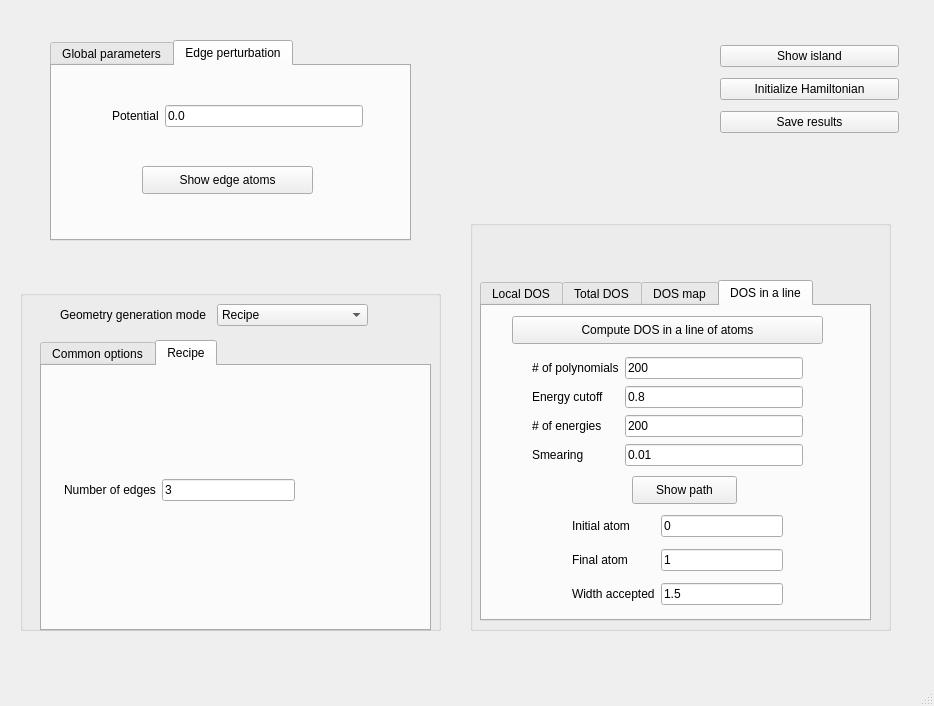
This is development/interface-pyqt/huge_0d/interface.ui in joselado/quantum-honeycomp as Qt 5 draws it before an edit. The edited form follows.
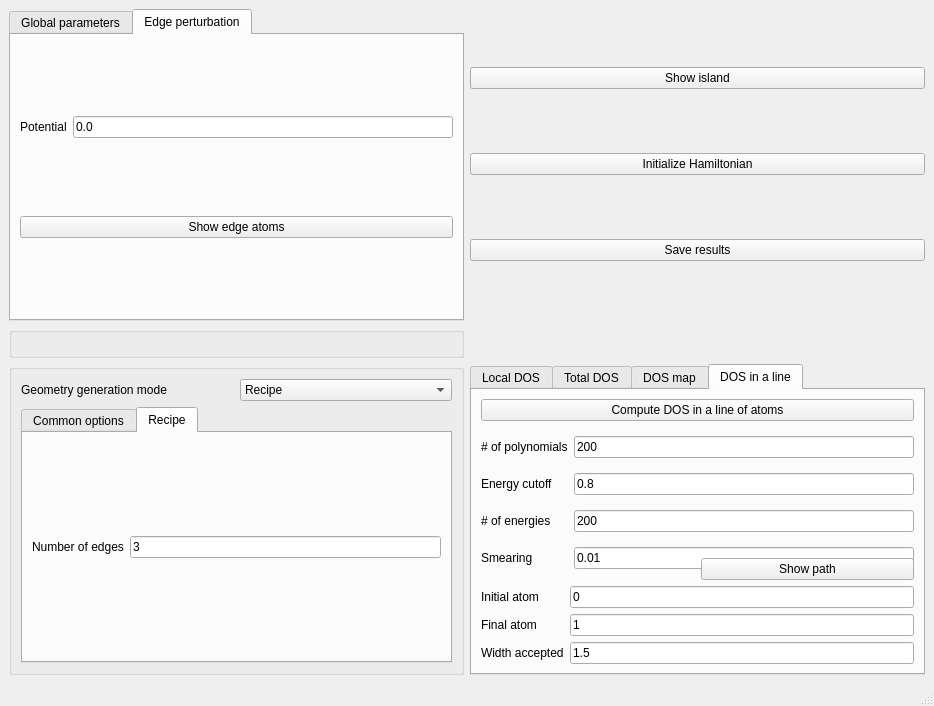
This is the edited form. The open tabs and pages were chosen to show the change.

Patch:
```diff
--- a/development/interface-pyqt/huge_0d/interface.ui
+++ b/development/interface-pyqt/huge_0d/interface.ui
@@ -14,15 +14,9 @@
    <string>Huge islands</string>
   </property>
   <widget class="QWidget" name="centralwidget">
+   <layout class="QGridLayout" name="gridLayout_21">
+    <item row="0" column="0">
    <widget class="QTabWidget" name="tabWidget_2">
-    <property name="geometry">
-     <rect>
-      <x>50</x>
-      <y>40</y>
-      <width>361</width>
-      <height>201</height>
-     </rect>
-    </property>
     <property name="currentIndex">
      <number>0</number>
     </property>
@@ -115,15 +109,8 @@
      <attribute name="title">
       <string>Edge perturbation</string>
      </attribute>
-     <widget class="QWidget" name="gridLayoutWidget_14">
-      <property name="geometry">
-       <rect>
-        <x>60</x>
-        <y>30</y>
-        <width>251</width>
-        <height>41</height>
-       </rect>
-      </property>
+       <layout class="QGridLayout" name="gridLayout_20">
+        <item row="0" column="0">
       <layout class="QGridLayout" name="gridLayout_14">
        <item row="0" column="1">
         <widget class="QLineEdit" name="edge_potential">
@@ -143,16 +130,9 @@
         </widget>
        </item>
       </layout>
-     </widget>
+        </item>
+        <item row="1" column="0">
      <widget class="QPushButton" name="show_potential">
-      <property name="geometry">
-       <rect>
-        <x>90</x>
-        <y>100</y>
-        <width>171</width>
-        <height>28</height>
-       </rect>
-      </property>
       <property name="toolTip">
        <string>This shows in which atoms the edge potential is added</string>
       </property>
@@ -160,29 +140,60 @@
        <string>Show edge atoms</string>
       </property>
      </widget>
-    </widget>
-   </widget>
+        </item>
+       </layout>
+      </widget>
+     </widget>
+    </item>
+    <item row="0" column="1">
+     <layout class="QGridLayout" name="gridLayout_6">
+      <item row="0" column="0">
+       <widget class="QPushButton" name="show_lattice">
+        <property name="toolTip">
+         <string>Show the geometry created</string>
+        </property>
+        <property name="text">
+         <string>Show island</string>
+        </property>
+       </widget>
+      </item>
+      <item row="1" column="0">
+       <widget class="QPushButton" name="initialize">
+        <property name="toolTip">
+         <string>Write the Hamiltonian to a file, to allow quick access for the rest of the computations</string>
+        </property>
+        <property name="text">
+         <string>Initialize Hamiltonian</string>
+        </property>
+       </widget>
+      </item>
+      <item row="2" column="0">
+       <widget class="QPushButton" name="save_results">
+        <property name="toolTip">
+         <string>Copy the results to a local folder</string>
+        </property>
+        <property name="text">
+         <string>Save results</string>
+        </property>
+       </widget>
+      </item>
+     </layout>
+    </item>
+    <item row="1" column="0">
+     <widget class="QGroupBox" name="groupBox_3">
+      <property name="title">
+       <string/>
+      </property>
+      <zorder>label_11</zorder>
+     </widget>
+    </item>
+    <item row="2" column="0">
    <widget class="QGroupBox" name="groupBox">
-    <property name="geometry">
-     <rect>
-      <x>20</x>
-      <y>290</y>
-      <width>421</width>
-      <height>341</height>
-     </rect>
-    </property>
     <property name="title">
      <string/>
     </property>
-    <widget class="QWidget" name="gridLayoutWidget_4">
-     <property name="geometry">
-      <rect>
-       <x>40</x>
-       <y>10</y>
-       <width>308</width>
-       <height>31</height>
-      </rect>
-     </property>
+      <layout class="QGridLayout" name="gridLayout_24">
+       <item row="0" column="0">
      <layout class="QGridLayout" name="gridLayout_4">
       <item row="0" column="1">
        <widget class="QComboBox" name="geometry_mode">
@@ -201,16 +212,9 @@
        </widget>
       </item>
      </layout>
-    </widget>
+       </item>
+       <item row="1" column="0">
     <widget class="QTabWidget" name="tabWidget">
-     <property name="geometry">
-      <rect>
-       <x>20</x>
-       <y>50</y>
-       <width>391</width>
-       <height>291</height>
-      </rect>
-     </property>
      <property name="currentIndex">
       <number>0</number>
      </property>
@@ -359,15 +363,8 @@
       <attribute name="title">
        <string>Recipe</string>
       </attribute>
-      <widget class="QWidget" name="gridLayoutWidget_2">
-       <property name="geometry">
-        <rect>
-         <x>22</x>
-         <y>99</y>
-         <width>231</width>
-         <height>51</height>
-        </rect>
-       </property>
+          <layout class="QGridLayout" name="gridLayout_23">
+           <item row="0" column="0">
        <layout class="QGridLayout" name="gridLayout_2">
         <item row="0" column="1">
          <widget class="QLineEdit" name="nedges">
@@ -384,31 +381,19 @@
          </widget>
         </item>
        </layout>
-      </widget>
-     </widget>
-    </widget>
-   </widget>
-   <widget class="QGroupBox" name="groupBox_2">
-    <property name="geometry">
-     <rect>
-      <x>470</x>
-      <y>220</y>
-      <width>421</width>
-      <height>411</height>
-     </rect>
-    </property>
-    <property name="title">
-     <string/>
-    </property>
+           </item>
+          </layout>
+         </widget>
+        </widget>
+       </item>
+      </layout>
+      <zorder>gridLayoutWidget_4</zorder>
+      <zorder>tabWidget</zorder>
+      <zorder>groupBox_3</zorder>
+     </widget>
+    </item>
+    <item row="2" column="1">
     <widget class="QTabWidget" name="tabWidget_3">
-     <property name="geometry">
-      <rect>
-       <x>10</x>
-       <y>60</y>
-       <width>391</width>
-       <height>341</height>
-      </rect>
-     </property>
      <property name="toolTip">
       <string/>
      </property>
@@ -834,15 +819,85 @@
       <attribute name="title">
        <string>DOS in a line</string>
       </attribute>
-      <widget class="QWidget" name="gridLayoutWidget_12">
-       <property name="geometry">
-        <rect>
-         <x>90</x>
-         <y>203</y>
-         <width>211</width>
-         <height>104</height>
-        </rect>
-       </property>
+       <layout class="QGridLayout" name="gridLayout_18">
+        <item row="0" column="0" colspan="2">
+         <widget class="QPushButton" name="show_path_dos">
+          <property name="toolTip">
+           <string>Shows the density of states in a sequence of atoms that intersect a certain line</string>
+          </property>
+          <property name="text">
+           <string>Compute DOS in a line of atoms</string>
+          </property>
+         </widget>
+        </item>
+        <item row="1" column="0" rowspan="2" colspan="2">
+         <layout class="QGridLayout" name="gridLayout_13">
+          <item row="2" column="0">
+           <widget class="QLabel" name="label_33">
+            <property name="text">
+             <string># of energies</string>
+            </property>
+           </widget>
+          </item>
+          <item row="1" column="0">
+           <widget class="QLabel" name="label_32">
+            <property name="text">
+             <string>Energy cutoff</string>
+            </property>
+           </widget>
+          </item>
+          <item row="0" column="0">
+           <widget class="QLabel" name="label_31">
+            <property name="text">
+             <string># of polynomials</string>
+            </property>
+           </widget>
+          </item>
+          <item row="3" column="0">
+           <widget class="QLabel" name="label_34">
+            <property name="text">
+             <string>Smearing</string>
+            </property>
+           </widget>
+          </item>
+          <item row="0" column="1">
+           <widget class="QLineEdit" name="pols_path">
+            <property name="text">
+             <string>200</string>
+            </property>
+           </widget>
+          </item>
+          <item row="1" column="1">
+           <widget class="QLineEdit" name="ecut_path">
+            <property name="text">
+             <string>0.8</string>
+            </property>
+           </widget>
+          </item>
+          <item row="2" column="1">
+           <widget class="QLineEdit" name="num_ene_path">
+            <property name="text">
+             <string>200</string>
+            </property>
+           </widget>
+          </item>
+          <item row="3" column="1">
+           <widget class="QLineEdit" name="smearing_path_dos">
+            <property name="text">
+             <string>0.01</string>
+            </property>
+           </widget>
+          </item>
+         </layout>
+        </item>
+        <item row="2" column="1">
+         <widget class="QPushButton" name="show_path">
+          <property name="text">
+           <string>Show path</string>
+          </property>
+         </widget>
+        </item>
+        <item row="3" column="0" colspan="2">
        <layout class="QGridLayout" name="gridLayout_12">
         <item row="1" column="0">
          <widget class="QLabel" name="label_29">
@@ -887,149 +942,12 @@
          </widget>
         </item>
        </layout>
-      </widget>
-      <widget class="QWidget" name="gridLayoutWidget_13">
-       <property name="geometry">
-        <rect>
-         <x>50</x>
-         <y>50</y>
-         <width>271</width>
-         <height>111</height>
-        </rect>
-       </property>
-       <layout class="QGridLayout" name="gridLayout_13">
-        <item row="2" column="0">
-         <widget class="QLabel" name="label_33">
-          <property name="text">
-           <string># of energies</string>
-          </property>
-         </widget>
         </item>
-        <item row="1" column="0">
-         <widget class="QLabel" name="label_32">
-          <property name="text">
-           <string>Energy cutoff</string>
-          </property>
-         </widget>
-        </item>
-        <item row="0" column="0">
-         <widget class="QLabel" name="label_31">
-          <property name="text">
-           <string># of polynomials</string>
-          </property>
-         </widget>
-        </item>
-        <item row="3" column="0">
-         <widget class="QLabel" name="label_34">
-          <property name="text">
-           <string>Smearing</string>
-          </property>
-         </widget>
-        </item>
-        <item row="0" column="1">
-         <widget class="QLineEdit" name="pols_path">
-          <property name="text">
-           <string>200</string>
-          </property>
-         </widget>
-        </item>
-        <item row="1" column="1">
-         <widget class="QLineEdit" name="ecut_path">
-          <property name="text">
-           <string>0.8</string>
-          </property>
-         </widget>
-        </item>
-        <item row="2" column="1">
-         <widget class="QLineEdit" name="num_ene_path">
-          <property name="text">
-           <string>200</string>
-          </property>
-         </widget>
-        </item>
-        <item row="3" column="1">
-         <widget class="QLineEdit" name="smearing_path_dos">
-          <property name="text">
-           <string>0.01</string>
-          </property>
-         </widget>
-        </item>
        </layout>
       </widget>
-      <widget class="QPushButton" name="show_path">
-       <property name="geometry">
-        <rect>
-         <x>150</x>
-         <y>170</y>
-         <width>105</width>
-         <height>28</height>
-        </rect>
-       </property>
-       <property name="text">
-        <string>Show path</string>
-       </property>
-      </widget>
-      <widget class="QPushButton" name="show_path_dos">
-       <property name="geometry">
-        <rect>
-         <x>30</x>
-         <y>10</y>
-         <width>311</width>
-         <height>28</height>
-        </rect>
-       </property>
-       <property name="toolTip">
-        <string>Shows the density of states in a sequence of atoms that intersect a certain line</string>
-       </property>
-       <property name="text">
-        <string>Compute DOS in a line of atoms</string>
-       </property>
-      </widget>
-     </widget>
-    </widget>
-   </widget>
-   <widget class="QWidget" name="gridLayoutWidget_6">
-    <property name="geometry">
-     <rect>
-      <x>720</x>
-      <y>40</y>
-      <width>179</width>
-      <height>98</height>
-     </rect>
-    </property>
-    <layout class="QGridLayout" name="gridLayout_6">
-     <item row="0" column="0">
-      <widget class="QPushButton" name="show_lattice">
-       <property name="toolTip">
-        <string>Show the geometry created</string>
-       </property>
-       <property name="text">
-        <string>Show island</string>
-       </property>
-      </widget>
-     </item>
-     <item row="1" column="0">
-      <widget class="QPushButton" name="initialize">
-       <property name="toolTip">
-        <string>Write the Hamiltonian to a file, to allow quick access for the rest of the computations</string>
-       </property>
-       <property name="text">
-        <string>Initialize Hamiltonian</string>
-       </property>
-      </widget>
-     </item>
-     <item row="2" column="0">
-      <widget class="QPushButton" name="save_results">
-       <property name="toolTip">
-        <string>Copy the results to a local folder</string>
-       </property>
-       <property name="text">
-        <string>Save results</string>
-       </property>
-      </widget>
-     </item>
-    </layout>
-   </widget>
+     </widget>
+    </item>
+   </layout>
   </widget>
   <widget class="QMenuBar" name="menubar">
    <property name="geometry">
```
Left out of the diff: 208 changed lines with no effect on the pictures. Lines whose indentation alone changed are shown as unchanged.
